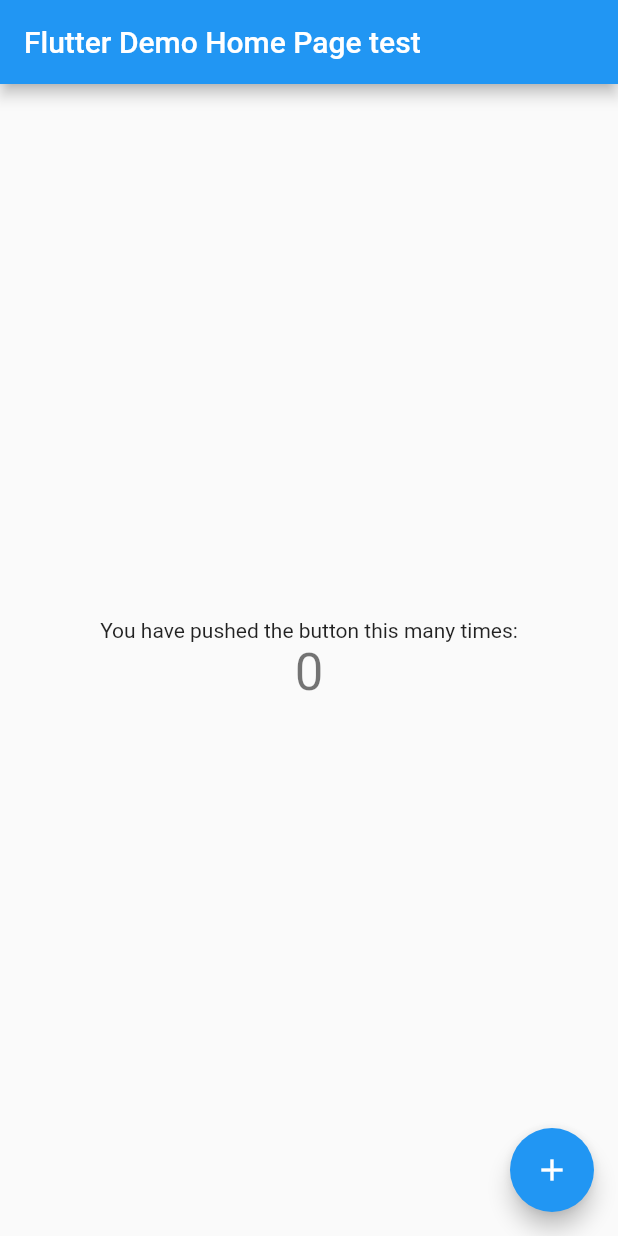
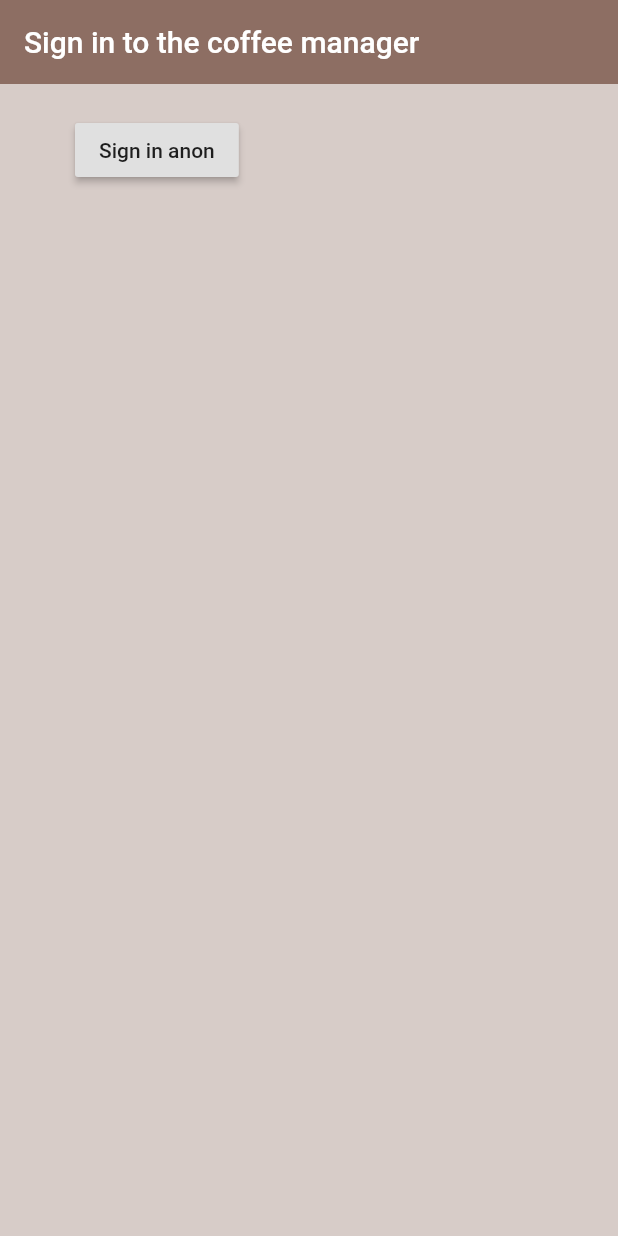
Before and after one commit to Calingcony/de-koffie-manager, a Flutter app: the screen it shows after launch, on a phone screen of 412 x 824 dp. Run offline on Flutter 3.47's test engine with Material 2 defaults, Android fonts, the light colour scheme and no system bars; our stand-ins replace firebase_auth, firebase_core; accounts and stored records are empty.

Commit message:
Firebase anon

```diff
--- a/lib/main.dart
+++ b/lib/main.dart
@@ -1,6 +1,10 @@
+import 'package:de_koffie_manager/screens/wrapper.dart';
+import 'package:firebase_core/firebase_core.dart';
 import 'package:flutter/material.dart';
 
 void main() {
+  WidgetsFlutterBinding.ensureInitialized();
+  Firebase.initializeApp();
   runApp(MyApp());
 }
 
@@ -9,109 +13,7 @@
   @override
   Widget build(BuildContext context) {
     return MaterialApp(
-      title: 'Flutter Demo',
-      theme: ThemeData(
-        // This is the theme of your application.
-        //
-        // Try running your application with "flutter run". You'll see the
-        // application has a blue toolbar. Then, without quitting the app, try
-        // changing the primarySwatch below to Colors.green and then invoke
-        // "hot reload" (press "r" in the console where you ran "flutter run",
-        // or simply save your changes to "hot reload" in a Flutter IDE).
-        // Notice that the counter didn't reset back to zero; the application
-        // is not restarted.
-        primarySwatch: Colors.blue,
-        // This makes the visual density adapt to the platform that you run
-        // the app on. For desktop platforms, the controls will be smaller and
-        // closer together (more dense) than on mobile platforms.
-        visualDensity: VisualDensity.adaptivePlatformDensity,
-      ),
-      home: MyHomePage(title: 'Flutter Demo Home Page test'),
+      home: Wrapper(),
     );
   }
 }
-
-class MyHomePage extends StatefulWidget {
-  MyHomePage({Key key, this.title}) : super(key: key);
-
-  // This widget is the home page of your application. It is stateful, meaning
-  // that it has a State object (defined below) that contains fields that affect
-  // how it looks.
-
-  // This class is the configuration for the state. It holds the values (in this
-  // case the title) provided by the parent (in this case the App widget) and
-  // used by the build method of the State. Fields in a Widget subclass are
-  // always marked "final".
-
-  final String title;
-
-  @override
-  _MyHomePageState createState() => _MyHomePageState();
-}
-
-class _MyHomePageState extends State<MyHomePage> {
-  int _counter = 0;
-
-  void _incrementCounter() {
-    setState(() {
-      // This call to setState tells the Flutter framework that something has
-      // changed in this State, which causes it to rerun the build method below
-      // so that the display can reflect the updated values. If we changed
-      // _counter without calling setState(), then the build method would not be
-      // called again, and so nothing would appear to happen.
-      _counter++;
-    });
-  }
-
-  @override
-  Widget build(BuildContext context) {
-    // This method is rerun every time setState is called, for instance as done
-    // by the _incrementCounter method above.
-    //
-    // The Flutter framework has been optimized to make rerunning build methods
-    // fast, so that you can just rebuild anything that needs updating rather
-    // than having to individually change instances of widgets.
-    return Scaffold(
-      appBar: AppBar(
-        // Here we take the value from the MyHomePage object that was created by
-        // the App.build method, and use it to set our appbar title.
-        title: Text(widget.title),
-      ),
-      body: Center(
-        // Center is a layout widget. It takes a single child and positions it
-        // in the middle of the parent.
-        child: Column(
-          // Column is also a layout widget. It takes a list of children and
-          // arranges them vertically. By default, it sizes itself to fit its
-          // children horizontally, and tries to be as tall as its parent.
-          //
-          // Invoke "debug painting" (press "p" in the console, choose the
-          // "Toggle Debug Paint" action from the Flutter Inspector in Android
-          // Studio, or the "Toggle Debug Paint" command in Visual Studio Code)
-          // to see the wireframe for each widget.
-          //
-          // Column has various properties to control how it sizes itself and
-          // how it positions its children. Here we use mainAxisAlignment to
-          // center the children vertically; the main axis here is the vertical
-          // axis because Columns are vertical (the cross axis would be
-          // horizontal).
-          mainAxisAlignment: MainAxisAlignment.center,
-          children: <Widget>[
-            Text(
-              'You have pushed the button this many times:',
-            ),
-            Text(
-              '$_counter',
-              style: Theme.of(context).textTheme.headline4,
-            ),
-          ],
-        ),
-      ),
-      floatingActionButton: FloatingActionButton(
-        onPressed: _incrementCounter,
-        tooltip: 'Increment',
-        child: Icon(Icons.add),
-      ), // This trailing comma makes auto-formatting nicer for build methods.
-    );
-  }
-}
--- /dev/null
+++ b/lib/screens/authenticate/authenticate.dart
@@ -0,0 +1,16 @@
+import 'package:de_koffie_manager/screens/authenticate/sign_in.dart';
+import 'package:flutter/material.dart';
+
+class Authenticate extends StatefulWidget {
+  @override
+  _AuthenticateState createState() => _AuthenticateState();
+}
+
+class _AuthenticateState extends State<Authenticate> {
+  @override
+  Widget build(BuildContext context) {
+    return Container(
+      child: SignIn(),
+    );
+  }
+}
--- /dev/null
+++ b/lib/screens/authenticate/sign_in.dart
@@ -0,0 +1,40 @@
+import 'package:de_koffie_manager/services/auth.dart';
+import 'package:flutter/material.dart';
+
+class SignIn extends StatefulWidget {
+  @override
+  _SignInState createState() => _SignInState();
+}
+
+class _SignInState extends State<SignIn> {
+  final AuthService _auth = AuthService();
+
+  @override
+  Widget build(BuildContext context) {
+    return Scaffold(
+      backgroundColor: Colors.brown[100],
+      appBar: AppBar(
+        backgroundColor: Colors.brown[400],
+        elevation: 0.0,
+        title: Text('Sign in to the coffee manager'),
+      ),
+      body: Container(
+        padding: EdgeInsets.symmetric(vertical: 20, horizontal: 50),
+        child: RaisedButton(
+          child: Text('Sign in anon'),
+          onPressed: () async {
+            dynamic result = await _auth.signInAnon();
+
+            if (result == null) {
+              print('Error signin in');
+              return;
+            }
+
+            print('Signed in');
+            print(result);
+          },
+        ),
+      ),
+    );
+  }
+}
--- /dev/null
+++ b/lib/screens/wrapper.dart
@@ -0,0 +1,9 @@
+import 'package:de_koffie_manager/screens/authenticate/authenticate.dart';
+import 'package:flutter/material.dart';
+
+class Wrapper extends StatelessWidget {
+  @override
+  Widget build(BuildContext context) {
+    return Authenticate();
+  }
+}
--- a/pubspec.yaml
+++ b/pubspec.yaml
@@ -29,6 +29,7 @@
   # Use with the CupertinoIcons class for iOS style icons.
   cupertino_icons: ^0.1.3
 
+  firebase_core : ^0.5.0
   firebase_auth: ^0.18.0+1
   cloud_firestore: ^0.14.0+2
 
```
Also changed, not shown: lib/screens/home/home.dart (added, +10 -0 lines), lib/services/auth.dart (added, +24 -0 lines), pubspec.lock.
